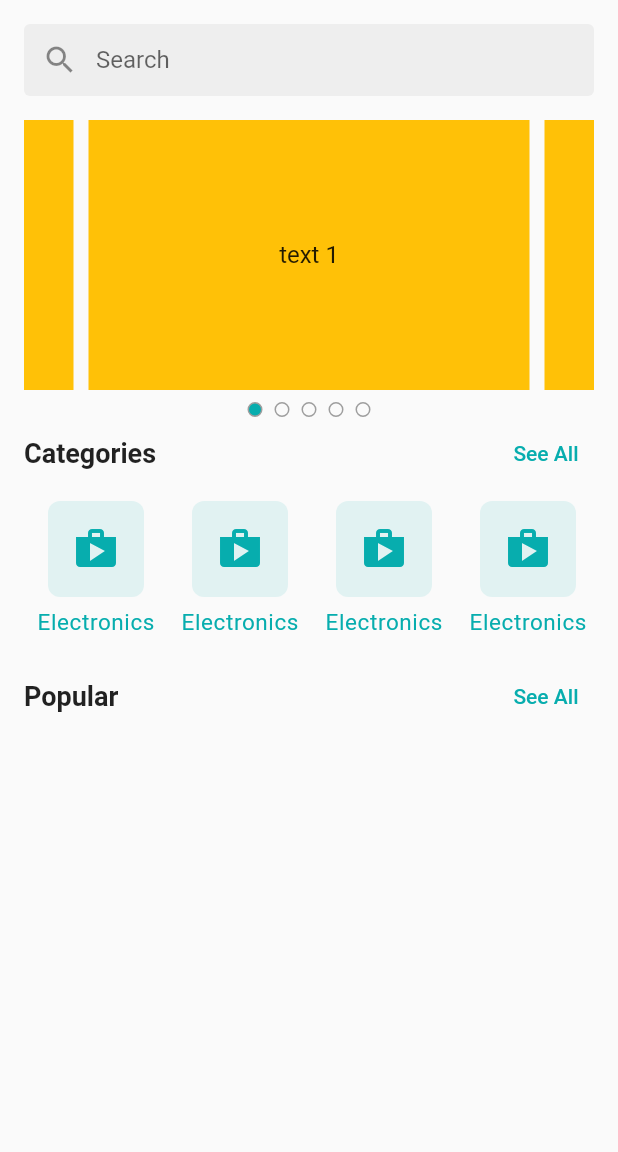
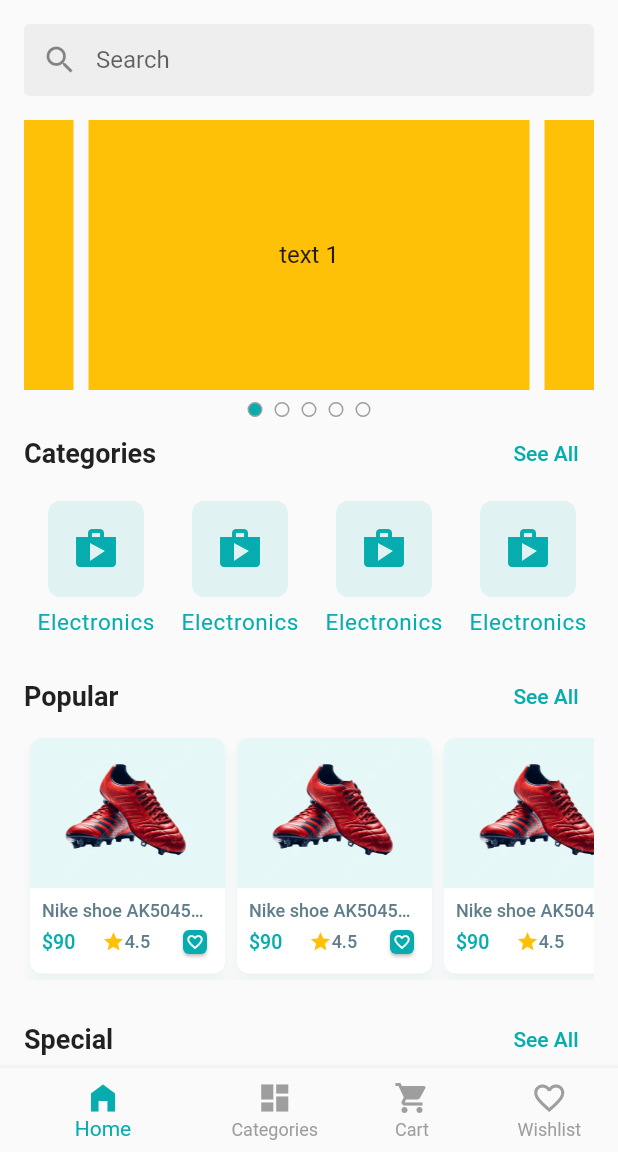
Before and after one commit to hydrationnirob/ostad_ecommerce_project, a Flutter app: the screen it shows after launch, on a phone screen of 412 x 824 dp, the part 84-1236 px from its top. Run offline on Flutter 3.47's test engine with Material 2 defaults, Android fonts, the phone set to English and light mode, and no system bars; drawn by our look-alikes of carousel_slider; our stand-ins replace flutter_svg, get, pin_code_fields; missing offline and left inert: dart:ffi.

Commit message:
HomePage And NavBar Added

```diff
--- /dev/null
+++ b/lib/presentation/ui/Widgets/ProductCard.dart
@@ -0,0 +1,97 @@
+
+import 'package:flutter/material.dart';
+import 'package:ostad_ecommerce_project/presentation/ui/utility/app_colors.dart';
+import 'package:ostad_ecommerce_project/presentation/ui/utility/image_assets_location.dart';
+
+class ProductCard extends StatelessWidget {
+  const ProductCard({
+    super.key,
+  });
+
+  @override
+  Widget build(BuildContext context) {
+    return Card(
+      shadowColor: AppColors.primaryColor.withOpacity(0.1),
+      elevation: 4,
+      shape: RoundedRectangleBorder(borderRadius: BorderRadius.circular(8)),
+      child: SizedBox(
+        width: 130,
+        child: Column(
+          children: [
+            Container(
+              height: 100,
+              decoration: BoxDecoration(
+                  color: AppColors.primaryColor.withOpacity(0.1),
+                  borderRadius: const BorderRadius.only(
+                    topLeft: Radius.circular(8),
+                    topRight: Radius.circular(8),
+                  ),
+                  image: const DecorationImage(
+                      image: AssetImage(ImageAssets.shoPng))),
+            ),
+            const Padding(
+              padding: EdgeInsets.all(8.0),
+              child: Column(
+                children: [
+                  Text(
+                    'Nike shoe AK50459049',
+                    maxLines: 1,
+                    style: TextStyle(
+                        overflow: TextOverflow.ellipsis,
+                        fontSize: 12,
+                        fontWeight: FontWeight.w500,
+                        color: Colors.blueGrey),
+                  ),
+                  SizedBox(
+                    height: 2,
+                  ),
+                  Row(
+                    mainAxisAlignment: MainAxisAlignment.spaceBetween,
+                    children: [
+                      Text(
+                        '\$90',
+                        style: TextStyle(
+                            fontSize: 13,
+                            color: AppColors.primaryColor,
+                            fontWeight: FontWeight.w500),
+                      ),
+                      Wrap(
+                        crossAxisAlignment: WrapCrossAlignment.center,
+                        children: [
+                          Icon(
+                            Icons.star,
+                            size: 15,
+                            color: Colors.amber,
+                          ),
+                          Text(
+                            '4.5',
+                            style: TextStyle(
+                                overflow: TextOverflow.ellipsis,
+                                fontSize: 12,
+                                fontWeight: FontWeight.w500,
+                                color: Colors.blueGrey),
+                          ),
+                        ],
+                      ),
+                      Card(
+                        color: AppColors.primaryColor,
+                        child: Padding(
+                          padding: EdgeInsets.all(2.0),
+                          child: Icon(
+                            Icons.favorite_border,
+                            size: 12,
+                            color: Colors.white,
+                          ),
+                        ),
+                      )
+                    ],
+                  ),
+                ],
+              ),
+            ),
+          ],
+        ),
+      ),
+    );
+  }
+}
--- /dev/null
+++ b/lib/presentation/ui/screens/CategoryListScreen.dart
@@ -0,0 +1,42 @@
+import 'package:flutter/material.dart';
+import 'package:ostad_ecommerce_project/presentation/ui/Widgets/category_card.dart';
+
+class CategoryListScreen extends StatefulWidget {
+  const CategoryListScreen({super.key});
+
+  @override
+  State<CategoryListScreen> createState() => _CategoryListScreenState();
+}
+
+class _CategoryListScreenState extends State<CategoryListScreen> {
+  @override
+  Widget build(BuildContext context) {
+    return Scaffold(
+      appBar: AppBar(
+        backgroundColor: Colors.white,
+        title: const Text(
+          'Categories',
+          style: TextStyle(color: Colors.black),
+        ),
+        elevation: 0,
+        leading: const BackButton(
+          color: Colors.black,
+        ),
+      ),
+      body: Padding(
+        padding: const EdgeInsets.symmetric(horizontal: 16.0),
+        child: GridView.builder(
+            gridDelegate: const SliverGridDelegateWithFixedCrossAxisCount(
+              crossAxisCount: 4,
+              crossAxisSpacing: 16,
+              mainAxisSpacing: 16,
+            ),
+            itemBuilder: (context, index) {
+              return const FittedBox(
+                child: CategoryCard(),
+              );
+            }),
+      ),
+    );
+  }
+}
--- a/lib/presentation/ui/screens/HomeScreen.dart
+++ b/lib/presentation/ui/screens/HomeScreen.dart
@@ -1,10 +1,15 @@
 import 'package:flutter/material.dart';
 import 'package:flutter_svg/flutter_svg.dart';
+import 'package:get/get.dart';
+import 'package:get/get_core/src/get_main.dart';
 import 'package:ostad_ecommerce_project/presentation/ui/Widgets/Home/home_slider.dart';
 import 'package:ostad_ecommerce_project/presentation/ui/Widgets/Home/section_header.dart';
+import 'package:ostad_ecommerce_project/presentation/ui/Widgets/ProductCard.dart';
 import 'package:ostad_ecommerce_project/presentation/ui/Widgets/category_card.dart';
 import 'package:ostad_ecommerce_project/presentation/ui/Widgets/circular_icon_button.dart';
 import 'package:ostad_ecommerce_project/presentation/ui/utility/image_assets_location.dart';
+
+import 'CategoryListScreen.dart';
 
 class HomeScreen extends StatefulWidget {
   const HomeScreen({Key? key}) : super(key: key);
@@ -72,7 +77,9 @@ class _HomeScreenState extends State<HomeScreen> {
               const HomeSlider(),
               SectionHeader(
                 title: 'Categories',
-                onTap: () {},
+                onTap: () {
+                  Get.to(const CategoryListScreen());
+                },
               ),
               const SizedBox(
                 height: 8,
@@ -93,6 +100,50 @@ class _HomeScreenState extends State<HomeScreen> {
                 title: 'Popular',
                 onTap: () {},
               ),
+              SizedBox(
+                height: 165,
+                child: ListView.builder(
+                  scrollDirection: Axis.horizontal,
+                  itemCount: 20,
+                  itemBuilder: (context, index) {
+                    return const ProductCard();
+                  },
+                ),
+              ),
+              const SizedBox(
+                height: 16,
+              ),
+              SectionHeader(
+                title: 'Special',
+                onTap: () {},
+              ),
+              SizedBox(
+                height: 165,
+                child: ListView.builder(
+                  scrollDirection: Axis.horizontal,
+                  itemCount: 20,
+                  itemBuilder: (context, index) {
+                    return const ProductCard();
+                  },
+                ),
+              ),
+              const SizedBox(
+                height: 16,
+              ),
+              SectionHeader(
+                title: 'New',
+                onTap: () {},
+              ),
+              SizedBox(
+                height: 165,
+                child: ListView.builder(
+                  scrollDirection: Axis.horizontal,
+                  itemCount: 20,
+                  itemBuilder: (context, index) {
+                    return const ProductCard();
+                  },
+                ),
+              )
             ],
           ),
         ),
--- /dev/null
+++ b/lib/presentation/ui/screens/MainBottomNavScreen.dart
@@ -0,0 +1,49 @@
+
+import 'package:flutter/material.dart';
+import 'package:ostad_ecommerce_project/presentation/ui/screens/CategoryListScreen.dart';
+import 'package:ostad_ecommerce_project/presentation/ui/utility/app_colors.dart';
+
+import 'HomeScreen.dart';
+
+class MainBottomNavScreen extends StatefulWidget {
+  const MainBottomNavScreen({super.key});
+
+  @override
+  State<MainBottomNavScreen> createState() => _MainBottomNavScreenState();
+}
+
+class _MainBottomNavScreenState extends State<MainBottomNavScreen> {
+  int _selectedIndex = 0;
+  final List<Widget> _screens = [
+    const HomeScreen(),
+    const CategoryListScreen(),
+    const HomeScreen(),
+    const HomeScreen(),
+  ];
+
+  @override
+  Widget build(BuildContext context) {
+    return Scaffold(
+      body: _screens[_selectedIndex],
+      bottomNavigationBar: BottomNavigationBar(
+        currentIndex: _selectedIndex,
+        onTap: (int index) {
+          _selectedIndex = index;
+          if (mounted) {
+            setState(() {});
+          }
+        },
+        selectedItemColor: AppColors.primaryColor,
+        unselectedItemColor: Colors.grey,
+        showUnselectedLabels: true,
+        elevation: 4,
+        items: const [
+          BottomNavigationBarItem(icon: Icon(Icons.home_filled,), label: 'Home'),
+          BottomNavigationBarItem(icon: Icon(Icons.dashboard,), label: 'Categories'),
+          BottomNavigationBarItem(icon: Icon(Icons.shopping_cart,), label: 'Cart'),
+          BottomNavigationBarItem(icon: Icon(Icons.favorite_border,), label: 'Wishlist'),
+        ],
+      ),
+    );
+  }
+}
--- a/lib/presentation/ui/screens/SplashScreen.dart
+++ b/lib/presentation/ui/screens/SplashScreen.dart
@@ -1,10 +1,8 @@
 import 'package:flutter/material.dart';
 import 'package:flutter_svg/flutter_svg.dart';
 import 'package:get/get.dart';
-import 'package:ostad_ecommerce_project/presentation/ui/screens/Auth_Varificetion_screens/email_verifecation_screen.dart';
 import 'package:ostad_ecommerce_project/presentation/ui/utility/image_assets_location.dart';
-
-import 'HomeScreen.dart';
+import 'MainBottomNavScreen.dart';
 
 class SplashScreen extends StatefulWidget {
   const SplashScreen({Key? key}) : super(key: key);
@@ -22,7 +20,7 @@ class _SplashScreenState extends State<SplashScreen> {
 
   void goToNextScreen() {
     Future.delayed(const Duration(seconds: 2)).then((value) {
-      Get.offAll( HomeScreen());
+      Get.offAll( MainBottomNavScreen());
     });
   }
 
--- a/lib/presentation/ui/utility/image_assets_location.dart
+++ b/lib/presentation/ui/utility/image_assets_location.dart
@@ -1,4 +1,6 @@
 class ImageAssets {
   static const String craftyBayLogoSVG = 'assets/images/logo.svg';
   static const String craftyBayNavLogoSVG = 'assets/images/logo_nav.svg';
+  static const String shoPng = 'assets/images/pngtree-mens-sports-red-football-shoes-png-image_9097428.png';
+
 }
```
Also changed, not shown: assets/images/pngtree-mens-sports-red-football-shoes-png-image_9097428.png (added).
